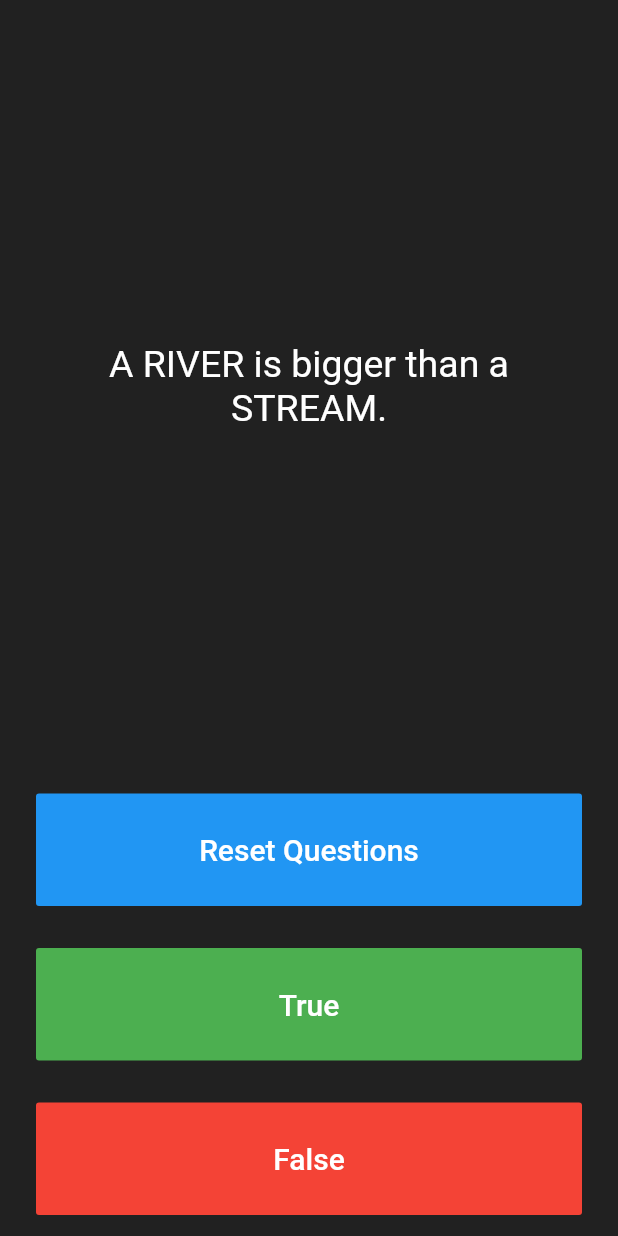
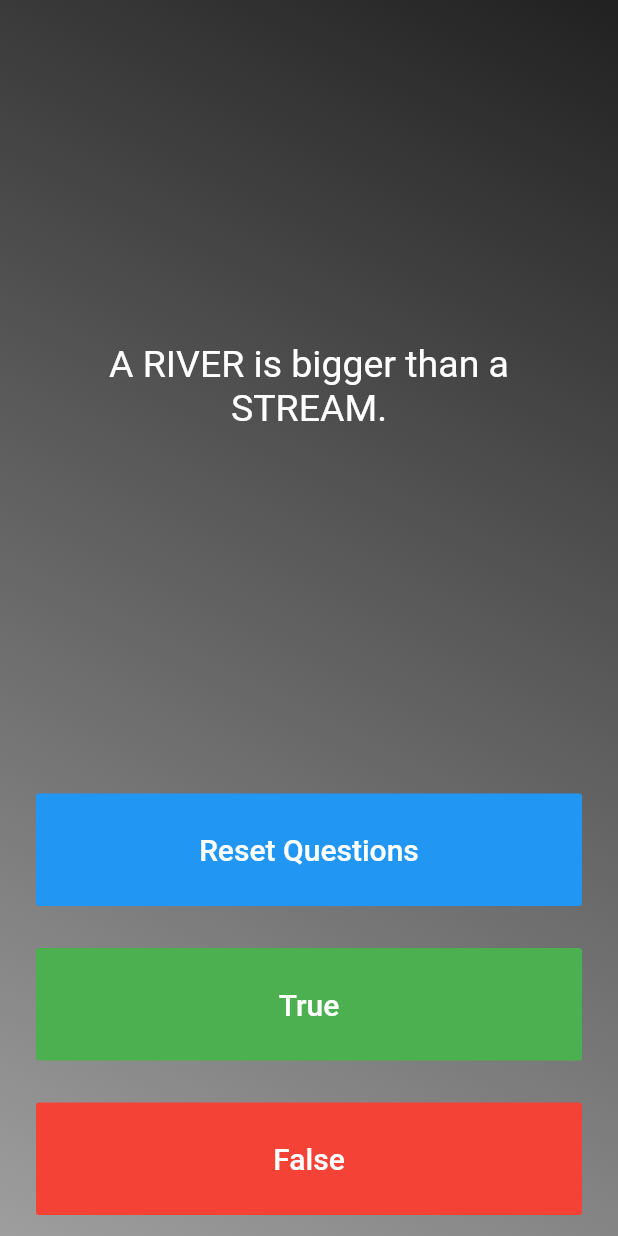
Before and after one commit to fatihcilasin/quizz-app, a Flutter app: the screen it shows after launch, on a phone screen of 412 x 824 dp. Run offline on Flutter 3.47's test engine with Material 2 defaults, Android fonts, the phone set to English and light mode, and no system bars.

Commit message:
Added linear gradient background

```diff
--- a/lib/main.dart
+++ b/lib/main.dart
@@ -8,11 +8,20 @@ class Quizz extends StatelessWidget {
   Widget build(BuildContext context) {
     return MaterialApp(
       home: Scaffold(
-        backgroundColor: Colors.grey.shade900,
+        backgroundColor: Colors.transparent,
         body: SafeArea(
-          child: Padding(
-            padding: EdgeInsets.symmetric(horizontal: 10.0),
-            child: QuizzPage(),
+          child: Container(
+            decoration: BoxDecoration(
+              gradient: LinearGradient(
+                begin: Alignment.topRight,
+                end: Alignment.bottomLeft,
+                colors: [Colors.grey.shade900, Colors.grey.shade500]
+              )
+            ),
+            child: Padding(
+              padding: EdgeInsets.symmetric(horizontal: 10.0),
+              child: QuizzPage(),
+            ),
           ),
         ),
       ),
@@ -31,7 +40,11 @@ class _QuizzPageState extends State<QuizzPage> {
     Question(q: 'A RIVER is bigger than a STREAM.', a: true),
     Question(q: 'There are one thousand years in a CENTURY.', a: false),
     Question(q: 'FOUNDED is the past tense of FOUND.', a: true),
-    Question(q: 'ANSWER can be used as a noun and a verb.', a: true)
+    Question(q: 'ANSWER can be used as a noun and a verb.', a: true),
+    Question(q: 'SCARLET is brilliant red colour.', a: true),
+    Question(q: 'USED TO DOING and USED TO TO mean the same thing.', a: false),
+    Question(q: 'You can use IMPROVE as a noun and as a verb.', a: false),
+    Question(q: 'DOZEN is equivalent to 20.', a: false),
   ];
 
   int questionIndex = 0;
```
